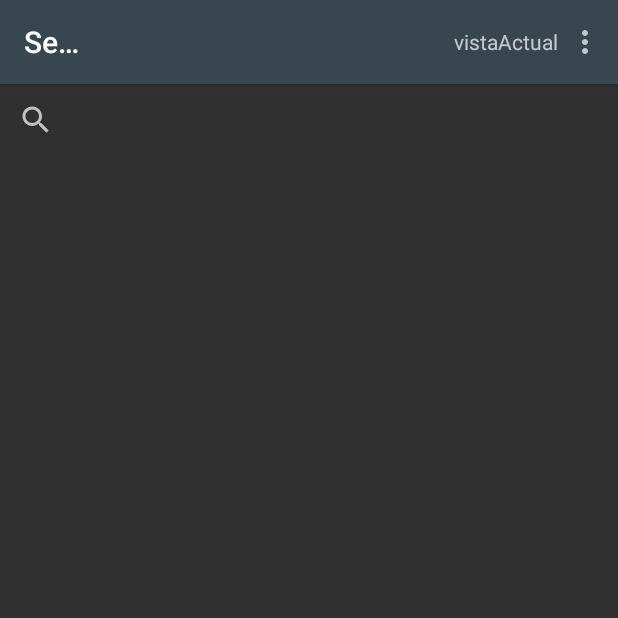
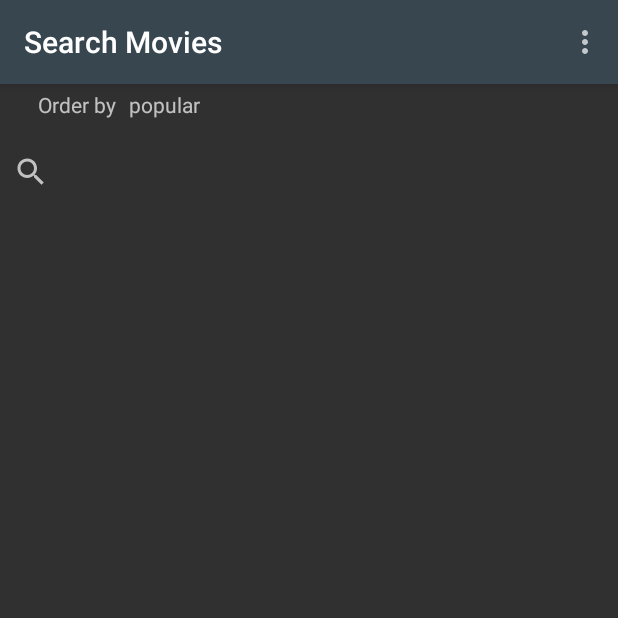
Before and after one commit to johnny3young/SearchMovies, an Android app: the screen it shows after launch (MainActivity), on a phone screen of 412 x 824 dp, the top half of it. Run offline under Robolectric (Android 15) with nearby library versions, the phone set to English and light mode, and no system bars.

Commit message:
implemented search online refactor some package implemented order by in textview

```diff
--- a/app/build.gradle
+++ b/app/build.gradle
@@ -7,7 +7,7 @@ apply plugin: 'kotlin-android-extensions'
 android {
     compileSdkVersion 28
     defaultConfig {
-        applicationId "com.black3.app.projectretrofit03"
+        applicationId 'com.black3.app.searchmovies'
         minSdkVersion 21
         targetSdkVersion 28
         versionCode 1
--- a/app/src/main/java/com/black3/app/projectretrofit03/Interface/TheMovieDbApi.kt
+++ /dev/null
@@ -1,17 +0,0 @@
-package com.black3.app.projectretrofit03.Interface
-
-import com.black3.app.projectretrofit03.Model.MovieList
-import retrofit2.Call
-import retrofit2.http.GET
-import retrofit2.http.Path
-
-interface TheMovieDbApi {
-
-@GET("movie/{orderby}?api_key=497db81ee7de37cce7137fcda59ed2d5")
-fun getMoviesBy(@Path(value = "orderby", encoded = true) orderby : String) : Call<MovieList>
-
-
-@GET("search/movie?api_key=497db81ee7de37cce7137fcda59ed2d5&{searchbytitle}")
-fun getMoviesByTitle(@Path(value = "searchbytitle", encoded = true) searchbytitle : String) : Call<MovieList>
-
-}
--- a/app/src/main/java/com/black3/app/projectretrofit03/AdapterMovie.kt
+++ b/app/src/main/java/com/black3/app/searchmovies/AdapterMovie.kt
@@ -1,11 +1,11 @@
-package com.black3.app.projectretrofit03
+package com.black3.app.searchmovies
 
 import android.content.Intent
 import android.support.v7.widget.RecyclerView
 import android.view.LayoutInflater
 import android.view.View
 import android.view.ViewGroup
-import com.black3.app.projectretrofit03.Model.Movie
+import com.black3.app.searchmovies.Model.Movie
 import com.squareup.picasso.Picasso
 import kotlinx.android.synthetic.main.item_movie.view.*
 import kotlinx.android.synthetic.main.item_movie.view.textViewTitle
--- a/app/src/main/java/com/black3/app/projectretrofit03/CircleTransformation.kt
+++ b/app/src/main/java/com/black3/app/searchmovies/CircleTransformation.kt
@@ -1,4 +1,4 @@
-package com.black3.app.projectretrofit03
+package com.black3.app.searchmovies
 
 import android.graphics.*
 import com.squareup.picasso.Transformation
--- a/app/src/main/java/com/black3/app/projectretrofit03/DetailActivity.kt
+++ b/app/src/main/java/com/black3/app/searchmovies/DetailActivity.kt
@@ -1,4 +1,4 @@
-package com.black3.app.projectretrofit03
+package com.black3.app.searchmovies
 
 import android.support.v7.app.AppCompatActivity
 import android.os.Bundle
--- a/app/src/main/java/com/black3/app/projectretrofit03/ImageActivity.kt
+++ b/app/src/main/java/com/black3/app/searchmovies/ImageActivity.kt
@@ -1,4 +1,4 @@
-package com.black3.app.projectretrofit03
+package com.black3.app.searchmovies
 
 import android.support.v7.app.AppCompatActivity
 import android.os.Bundle
--- /dev/null
+++ b/app/src/main/java/com/black3/app/searchmovies/Interface/TheMovieDbApi.kt
@@ -0,0 +1,18 @@
+package com.black3.app.searchmovies.Interface
+
+import com.black3.app.searchmovies.Model.MovieList
+import retrofit2.Call
+import retrofit2.http.GET
+import retrofit2.http.Path
+import retrofit2.http.Query
+
+interface TheMovieDbApi {
+
+@GET("movie/{orderby}?api_key=497db81ee7de37cce7137fcda59ed2d5")
+fun getMoviesBy(@Path(value = "orderby", encoded = true) orderby : String) : Call<MovieList>
+
+
+@GET("search/movie?api_key=497db81ee7de37cce7137fcda59ed2d5")
+fun getMoviesByTitle(@Query("query") searchbytitle : String) : Call<MovieList>
+
+}
--- a/app/src/main/java/com/black3/app/projectretrofit03/Model/Movie.kt
+++ b/app/src/main/java/com/black3/app/searchmovies/Model/Movie.kt
@@ -1,4 +1,4 @@
-package com.black3.app.projectretrofit03.Model
+package com.black3.app.searchmovies.Model
 import java.util.*
 
 data class Movie (var vote_count : Int,
--- a/app/src/main/java/com/black3/app/projectretrofit03/Model/MovieList.kt
+++ b/app/src/main/java/com/black3/app/searchmovies/Model/MovieList.kt
@@ -1,4 +1,4 @@
-package com.black3.app.projectretrofit03.Model
+package com.black3.app.searchmovies.Model
 
 import com.google.gson.annotations.SerializedName
 
--- a/app/src/main/res/layout/activity_main.xml
+++ b/app/src/main/res/layout/activity_main.xml
@@ -1,14 +1,13 @@
 <?xml version="1.0" encoding="utf-8"?>
 <android.support.constraint.ConstraintLayout
         xmlns:android="http://schemas.android.com/apk/res/android"
+        xmlns:tools="http://schemas.android.com/tools"
         android:layout_width="match_parent"
         android:layout_height="match_parent"
         android:id="@+id/viewConstraint"
         xmlns:app="http://schemas.android.com/apk/res-auto">
 
     <RelativeLayout
-            xmlns:android="http://schemas.android.com/apk/res/android"
-            xmlns:tools="http://schemas.android.com/tools"
             android:layout_width="match_parent"
             android:layout_height="match_parent"
             tools:context=".MainActivity">
@@ -21,17 +20,19 @@
                 android:background="?colorPrimary"
                 android:elevation="4dp">
 
-            <TextView
-                    android:id="@+id/toolbarTextView"
-                    android:layout_width="wrap_content"
-                    android:layout_height="wrap_content"
-                    android:layout_marginStart="250dp"
-                    android:hint="vistaActual"
-                    android:elevation="4dp"
-                    android:textAlignment="textEnd"
-                    android:text=""/>
+        </android.support.v7.widget.Toolbar>
 
-        </android.support.v7.widget.Toolbar>
+        <TextView
+                android:text="TextView"
+                android:layout_width="163dp"
+                android:layout_height="wrap_content"
+                android:id="@+id/textViewSort"
+                android:layout_marginTop="4dp"
+                android:layout_alignParentEnd="true"
+                android:layout_marginEnd="154dp"
+                android:layout_below="@+id/toolbar"
+                android:layout_toEndOf="@+id/textView6"
+                android:layout_marginStart="5dp"/>
 
         <android.support.v7.widget.SearchView
                 android:id="@+id/searchMovies"
@@ -44,12 +45,12 @@
                 app:layout_constraintTop_toTopOf="parent"
                 app:layout_constraintVertical_bias="0.0"
                 app:queryHint="e.g: spiderman"
-                android:layout_marginTop="0dp"
-                android:layout_below="@+id/toolbar"
+                android:layout_marginTop="11dp"
+                android:layout_below="@+id/textViewSort"
                 android:layout_alignParentEnd="true"
-                android:layout_marginEnd="0dp"
+                android:layout_marginEnd="3dp"
                 android:layout_alignParentStart="true"
-                android:layout_marginStart="0dp"/>
+                android:layout_marginStart="-3dp"/>
 
         <android.support.v7.widget.RecyclerView
                 android:id="@+id/recyclerViewMovies"
@@ -58,6 +59,18 @@
                 android:isScrollContainer="true"
                 android:layout_marginTop="0dp"
                 android:layout_below="@+id/searchMovies"/>
+
+        <TextView
+                android:text="Order by"
+                android:layout_width="55dp"
+                android:layout_height="wrap_content"
+                android:layout_alignParentStart="true"
+                android:layout_marginStart="25dp"
+                android:id="@+id/textView6"
+                android:layout_marginTop="4dp"
+                android:layout_below="@+id/toolbar"
+                android:layout_marginBottom="6dp"
+                />
     </RelativeLayout>
 
 </android.support.constraint.ConstraintLayout>
```
Also changed, not shown: app/src/main/AndroidManifest.xml (+4 -4 lines), app/src/main/java/com/black3/app/searchmovies/MainActivity.kt (renamed from app/src/main/java/com/black3/app/projectretrofit03/MainActivity.kt, +36 -6 lines), 4 other files.
